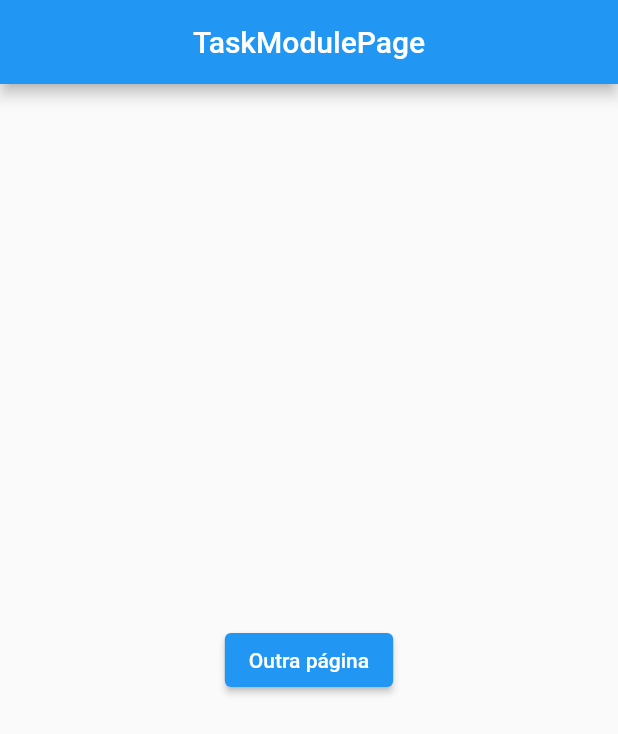
After one commit to rodrigodittrich/flutter_triple_exemple, a Flutter app: the HomePage screen opened by its route, after a tap on "Módulo Tarefas", on a phone screen of 412 x 824 dp. The commit adds this screen. Shown: the top 734 px of the screen. Run offline on Flutter 3.47's test engine with Material 2 defaults, Android fonts, the phone set to English and light mode, and no system bars; our stand-ins replace flutter_modular.

Commit message:
#Navegação entre módulos

```diff
--- a/lib/main.dart
+++ b/lib/main.dart
@@ -1,12 +1,12 @@
 import 'package:flutter/material.dart';
 import 'package:flutter_modular/flutter_modular.dart';
 import 'package:flutter_triple_exemple/src/app.dart';
-import 'package:flutter_triple_exemple/src/core_module.dart';
+import 'package:flutter_triple_exemple/src/app_module.dart';
 
 void main() {
   runApp(
     ModularApp(
-      module: CoreModule(),
+      module: AppModule(),
       child: const App(),
       ),
     );
--- a/lib/src/home_page.dart
+++ b/lib/src/home_module/home_page.dart
@@ -1,4 +1,5 @@
 import 'package:flutter/material.dart';
+import 'package:flutter_modular/flutter_modular.dart';
 
 class HomePage extends StatelessWidget {
 
@@ -8,7 +9,12 @@ class HomePage extends StatelessWidget {
    Widget build(BuildContext context) {
        return Scaffold(
            appBar: AppBar(title: const Text('Home Page'), centerTitle: true),
-           body: Container(),
+           body: Center(
+            child: ElevatedButton(
+              onPressed: () => Modular.to.navigate('/task-module/'),
+              child: const Text('Módulo Tarefas')
+            ),
+           ),
        );
   }
 }
--- /dev/null
+++ b/lib/src/task_module/task_model.dart
@@ -0,0 +1,4 @@
+class TaskModel {
+  int? id;
+  String? name;
+}
--- /dev/null
+++ b/lib/src/task_module/task_module_page.dart
@@ -0,0 +1,22 @@
+import 'package:flutter/material.dart';
+import 'package:flutter_modular/flutter_modular.dart';
+
+class TaskModulePage extends StatelessWidget {
+
+  const TaskModulePage({
+      super.key,
+    });
+
+  @override
+  Widget build(BuildContext context) {
+    return Scaffold(
+      appBar: AppBar(title: const Text('TaskModulePage'), centerTitle: true),
+      body: Center(
+        child: ElevatedButton(
+          onPressed: () => Modular.to.navigate('/task-module/other'),
+          child: const Text('Outra página')
+        ),
+      ),
+    );
+  }
+}
```
Also changed, not shown: lib/src/app_module.dart (added, +13 -0 lines), lib/src/core_module.dart (deleted, +0 -13 lines), lib/src/home_module/home_module.dart (added, +12 -0 lines), lib/src/task_module/other_page.dart (added, +14 -0 lines), lib/src/task_module/task_module_module.dart (added, +15 -0 lines), lib/src/task_module/task_repository.dart (added).
